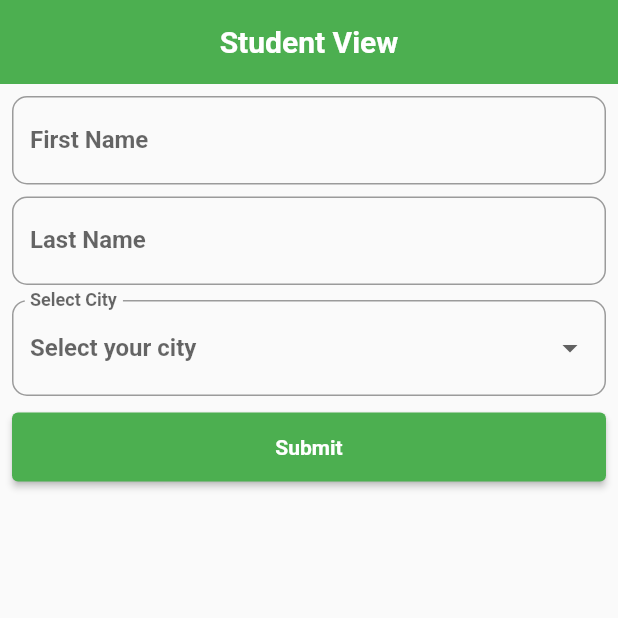
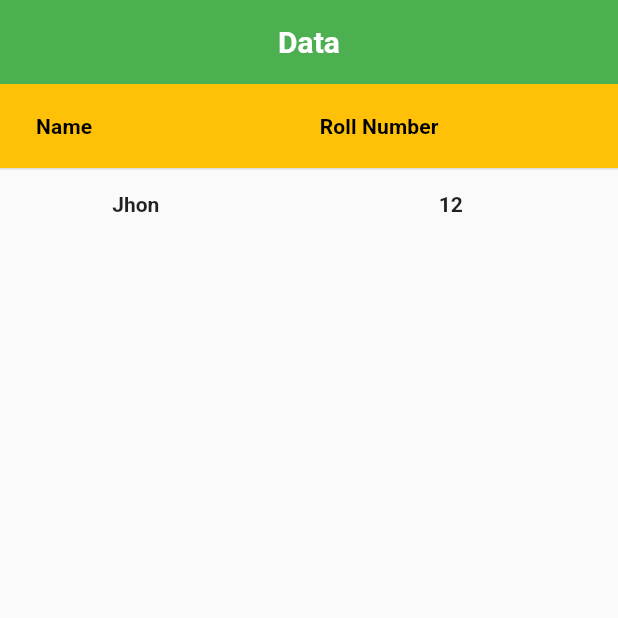
Before and after one commit to AmanCH3/first_program, a Flutter app: the screen it shows after launch, on a phone screen of 412 x 824 dp, the top half of it. Run offline on Flutter 3.47's test engine with Material 3 defaults, Android fonts, the phone set to English and light mode, and no system bars.

Commit message:
Feat : Data Table

```diff
--- a/lib/app.dart
+++ b/lib/app.dart
@@ -5,6 +5,7 @@ import 'package:first_program/view/calculator_view.dart';
 import 'package:first_program/view/cart_view.dart';
 import 'package:first_program/view/column_view2.dart';
 import 'package:first_program/view/container_view.dart';
+import 'package:first_program/view/data_table.dart';
 import 'package:first_program/view/flexible_expandend_view.dart';
 import 'package:first_program/view/grid_screen.dart';
 import 'package:first_program/view/layout_view.dart';
@@ -22,7 +23,7 @@ class App extends StatelessWidget {
 
   @override
   Widget build(BuildContext context) {
-    return MaterialApp(home: StudentListView() , debugShowCheckedModeBanner: false , theme: getApplicationTheme(),
+    return MaterialApp(home: DataTable2() , debugShowCheckedModeBanner: false , theme: getApplicationTheme(),
     ) ;
   }
 }
--- a/lib/common/common_card_view.dart
+++ b/lib/common/common_card_view.dart
@@ -23,9 +23,14 @@ class CommonCardView extends StatelessWidget {
         ),
         color: color ,
         child: Center(
-          child: Text(
-            title ,
-            style: TextStyle(color: Colors.white, fontSize: 24),
+          child: GestureDetector(
+            onTap: () {
+
+            },
+            child: Text(
+              title ,
+              style: TextStyle(color: Colors.white, fontSize: 24),
+            ),
           ),
         ),
 
--- /dev/null
+++ b/lib/view/data_table.dart
@@ -0,0 +1,52 @@
+import 'package:first_program/app.dart';
+import 'package:flutter/cupertino.dart';
+import 'package:flutter/material.dart';
+
+class DataTable2 extends StatefulWidget {
+  const DataTable2({super.key});
+
+  @override
+  State<DataTable2> createState() => _DataTable2State();
+}
+
+class _DataTable2State extends State<DataTable2> {
+  @override
+  Widget build(BuildContext context) {
+    return Scaffold(
+      appBar: AppBar(title: Text("Data")),
+      body:  SizedBox(
+        height: double.infinity,
+        width:  double.infinity,
+        child:  DataTable(
+            headingRowColor: MaterialStateColor.resolveWith(
+                (states) => Colors.amber
+            ), columns: const[
+              DataColumn(label: Text(
+                "Name" ,
+                textAlign: TextAlign.center,
+              )) ,
+          DataColumn(label: Text(
+            "Roll Number" ,
+            textAlign: TextAlign.center,
+          ))
+        ], rows: const [
+          DataRow(cells: [
+            DataCell(Center(
+              child: Text(
+                "Jhon" ,
+
+              ),
+            )) ,
+            DataCell(Center(
+              child: Text(
+                '12'
+              ),
+            ))
+          ])
+        ],
+        ),
+
+      ) ,
+    ) ;
+  }
+}
--- a/lib/view/stack_image_view.dart
+++ b/lib/view/stack_image_view.dart
@@ -21,6 +21,7 @@ class _StackImageViewState extends State<StackImageView> {
                height: 400,
                width: double.infinity,
                child: Icon(Icons.account_balance_wallet),
+
              )
            ],
          ),
--- a/lib/view/student_list_view.dart
+++ b/lib/view/student_list_view.dart
@@ -19,7 +19,6 @@ class _StudentListViewState extends State<StudentListView> {
 
   String ? selectedCity ;
   final _formKey = GlobalKey<FormState>() ;
-
   @override
   Widget build(BuildContext context) {
     return Scaffold(
@@ -27,7 +26,7 @@ class _StudentListViewState extends State<StudentListView> {
         ,),
 
       body: Padding(
-        padding: const EdgeInsets.all(8.0),
+        padding: const EdgeInsets.all(16),
         child: Form(
           key: _formKey,
           child: Column(
@@ -74,7 +73,7 @@ class _StudentListViewState extends State<StudentListView> {
               ) ,
 
               const SizedBox(height: 10,) ,
-              DropdownButtonFormField<String>(
+              DropdownButtonFormField(
                 decoration: const InputDecoration(
                   labelText: "Select City" ,
                   hintText: "Select your city" ,
@@ -88,6 +87,7 @@ class _StudentListViewState extends State<StudentListView> {
                 items : lstCity.map((city){
                   return DropdownMenuItem(value : city , child: Text(city)) ;
                 }).toList() ,
+
                 onChanged: (value){
                   setState(() {
                     selectedCity = value ;
@@ -122,15 +122,15 @@ class _StudentListViewState extends State<StudentListView> {
 
               const SizedBox(height: 18,) ,
               lstCity.isEmpty ? const Text("No data found") : Expanded(
-                  child: ListView.builder(itemCount : lstStudent.length ,itemBuilder: (context , index){
+                  child: ListView.separated(itemCount : lstStudent.length , separatorBuilder: (context , index) => const Divider() ,itemBuilder: (context , index){
                     return ListTile(
                       title: Text(
-                       "${lstStudent[index]["first_name"]} ${lstStudent[index]["last_name"]}" ,
+                       // "${lstStudent[index]["first_name"]} ${lstStudent[index]["last_name"]}" ,
 
+                        "${lstStudent[index]["first_name"]} ${lstStudent[index]["last_name"]}" ,
                       ),
                       subtitle: Text(lstStudent[index]["city"]),
-                      trailing:
-                      IconButton(onPressed: (){
+                      trailing: IconButton(onPressed: (){
                         setState(() {
                           Navigator.push(context, MaterialPageRoute(builder: (context) => OutputView(student: lstStudent[index]) )) ;
                         });
```
Also changed, not shown: lib/common/display_student.dart (added).
